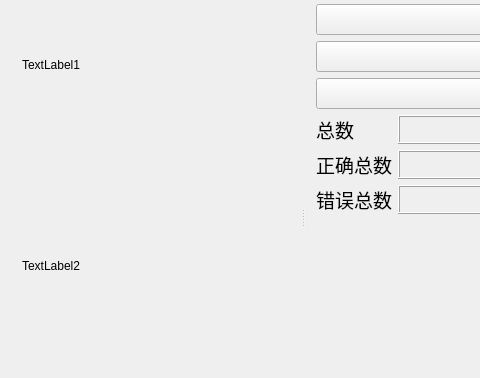
Old version of the form mainwindow.ui in the repository GTMHS/QtMainWidget; both pictures show x 0 to 480 and y 95 to 473 of the 933 by 605 pixel window.
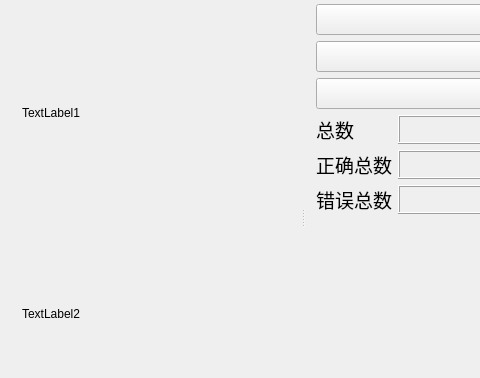
New version of the form.

Commit message: 设置窗口不能最大化，图片限定了大小；按钮拍照添加了检测相机；图像裁剪添加了对比模板哈希值来判断是否框定了新模板

Patch:
```diff
--- a/mainwindow.ui
+++ b/mainwindow.ui
@@ -27,7 +27,7 @@
        <bool>true</bool>
       </property>
       <widget class="QWidget" name="layoutWidget">
-       <layout class="QVBoxLayout" name="verticalLayout_2" stretch="2,2,1">
+       <layout class="QVBoxLayout" name="verticalLayout_2" stretch="3,1,1">
         <item>
          <widget class="QLabel" name="label">
           <property name="maximumSize">
```
Left out of the diff: 2 changed lines with no effect on the pictures. The commit also changes 7 other files.
